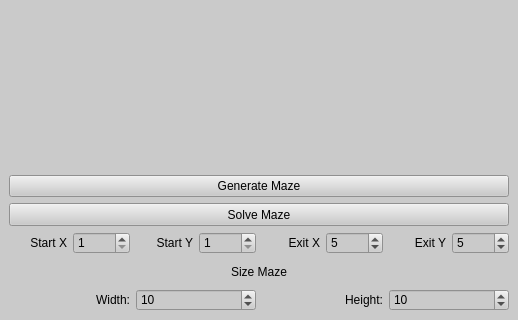
Before: the Qt Designer form src/MazeCaves/View/application_view.ui in yaroshenkonikita/MazeCaves-Game, drawn with Qt 5; both pictures show x 0 to 518 and y 359 to 679 of the 518 by 679 pixel window.
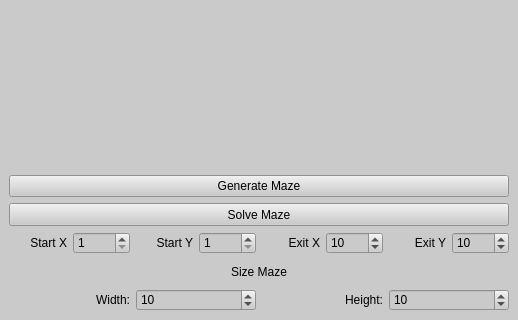
After: the same form once the commit is applied. Custom widgets are drawn as their Qt base class.

Commit message: edit end maze

Diff of the .ui file:
```diff
--- a/src/MazeCaves/View/application_view.ui
+++ b/src/MazeCaves/View/application_view.ui
@@ -98,7 +98,7 @@
          <number>50</number>
         </property>
         <property name="value">
-         <number>5</number>
+         <number>10</number>
         </property>
        </widget>
       </item>
@@ -149,7 +149,7 @@
          <number>50</number>
         </property>
         <property name="value">
-         <number>5</number>
+         <number>10</number>
         </property>
        </widget>
       </item>
```
